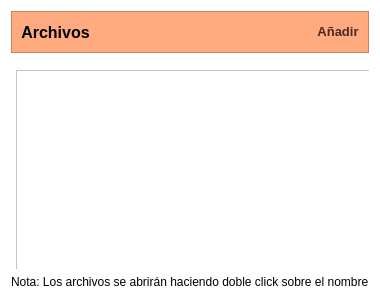
The window that gui/profesionales/archivos_profesional.ui (ayenaccarato/Marcanac) describes before a commit, drawn with Qt 5.
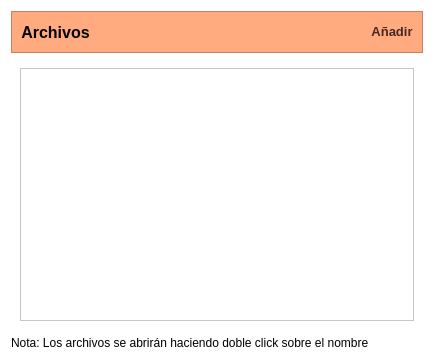
The same window after the commit. Icons and pictures are not drawn.

Patch:
```diff
--- a/gui/profesionales/archivos_profesional.ui
+++ b/gui/profesionales/archivos_profesional.ui
@@ -6,8 +6,8 @@
    <rect>
     <x>0</x>
     <y>0</y>
-    <width>335</width>
-    <height>300</height>
+    <width>434</width>
+    <height>361</height>
    </rect>
   </property>
   <property name="windowTitle">
@@ -118,19 +118,15 @@
       <number>0</number>
      </property>
      <widget class="QWidget" name="page_archivos">
-      <widget class="QTableWidget" name="tblArchivos">
-       <property name="enabled">
-        <bool>true</bool>
-       </property>
-       <property name="geometry">
-        <rect>
-         <x>5</x>
-         <y>11</y>
-         <width>371</width>
-         <height>201</height>
-        </rect>
-       </property>
-      </widget>
+      <layout class="QGridLayout" name="gridLayout">
+       <item row="0" column="0">
+        <widget class="QListWidget" name="listWidget">
+         <property name="viewMode">
+          <enum>QListView::IconMode</enum>
+         </property>
+        </widget>
+       </item>
+      </layout>
      </widget>
      <widget class="QWidget" name="page_mensaje">
       <widget class="QWidget" name="verticalLayoutWidget">
```
Left out of the diff: 4 changed lines with no effect on the pictures.
